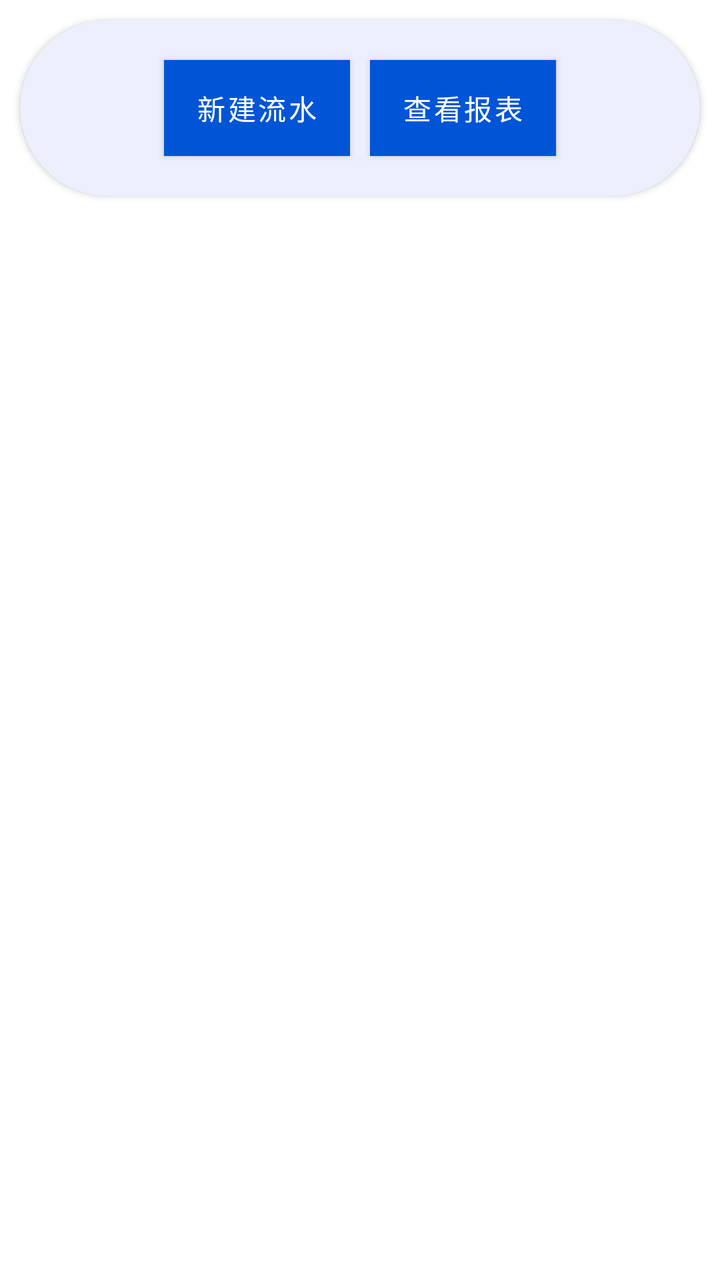
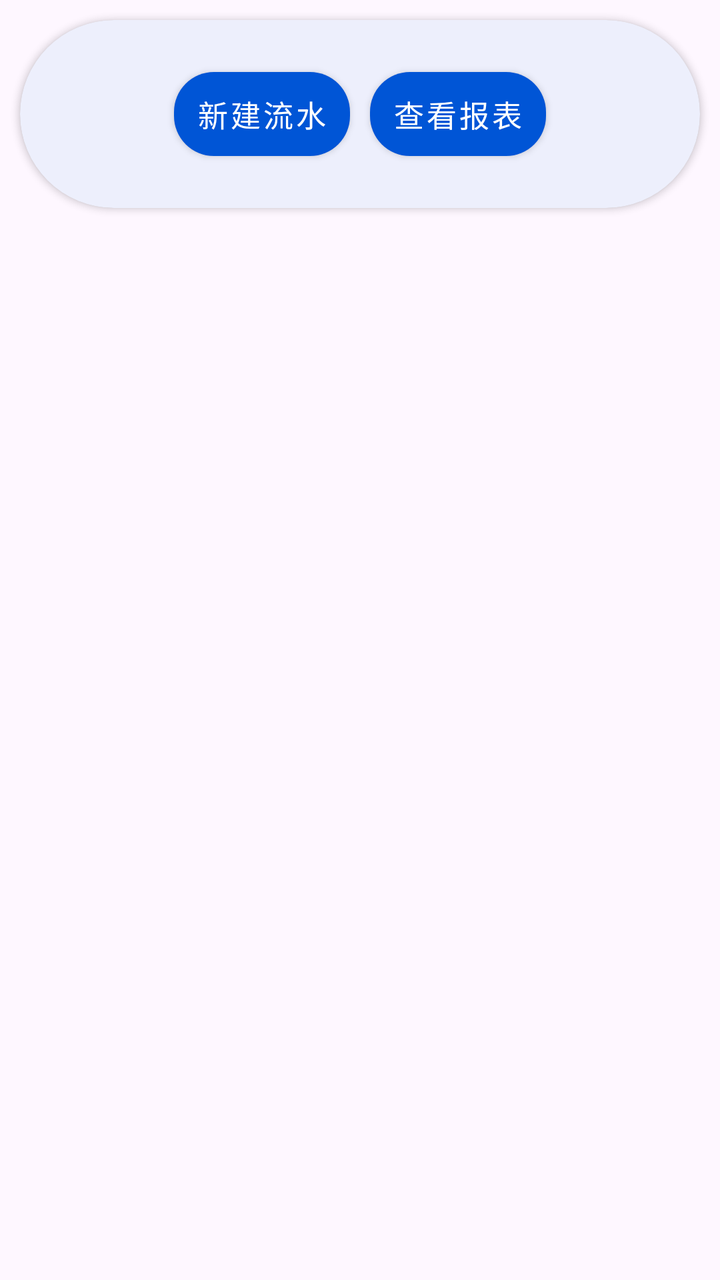

The first picture is an Android layout as it rendered before a commit; the second is the same layout after the commit. The layout source and the unified diff follow.
<!-- AndroidManifest.xml: application theme Theme.ProjectManager -->
<!-- res/layout/fragment_bookkeeping.xml -->
<?xml version="1.0" encoding="utf-8"?>
<androidx.constraintlayout.widget.ConstraintLayout xmlns:android="http://schemas.android.com/apk/res/android"
    xmlns:app="http://schemas.android.com/apk/res-auto"
    xmlns:tools="http://schemas.android.com/tools"
    android:id="@+id/bookkeeping_fragment"
    android:layout_width="match_parent"
    android:layout_height="match_parent"
    tools:context=".ui.bookkeeping.BookKeepingFragment">

    
    <androidx.cardview.widget.CardView
        android:id="@+id/btn_card_view"
        style="@style/CardStyle"
        android:layout_width="match_parent"
        android:layout_height="wrap_content"
        app:layout_constraintTop_toTopOf="parent">

        <LinearLayout
            android:layout_width="match_parent"
            android:layout_height="wrap_content"
            android:gravity="center"
            android:orientation="horizontal"
            android:padding="15dp">

            <android.widget.Button
                android:id="@+id/flow_btn"
                style="@style/BtnStyle"
                android:layout_width="wrap_content"
                android:layout_height="wrap_content"
                android:text="新建流水" />

            <android.widget.Button
                android:id="@+id/report_btn"
                style="@style/BtnStyle"
                android:layout_width="wrap_content"
                android:layout_height="wrap_content"
                android:text="查看报表" />
        </LinearLayout>
    </androidx.cardview.widget.CardView>

    
    <ListView
        android:id="@+id/flow_list"
        android:layout_width="match_parent"
        android:layout_height="wrap_content"
        app:layout_constraintTop_toBottomOf="@+id/btn_card_view" />

</androidx.constraintlayout.widget.ConstraintLayout>
<!-- resources referenced by this layout -->
<resources>
  <style name="BtnStyle" parent="Widget.MaterialComponents.Button">
          <item name="android:background">@color/theme_blue</item>
          <item name="android:textColor">@color/white</item>
          <item name="cornerRadius">20dp</item>
          <item name="android:layout_margin">5dp</item>
      </style>
  <style name="CardStyle">
          <item name="cardBackgroundColor">@color/card_background</item>
          <item name="cardCornerRadius">50dp</item>
          <item name="android:layout_margin">10dp</item>
      </style>
  <style name="Theme.ProjectManager" parent="Theme.MaterialComponents.DayNight.NoActionBar">
          
          <item name="colorPrimary">@color/purple_500</item>
          <item name="colorPrimaryVariant">@color/purple_700</item>
          <item name="colorOnPrimary">@color/white</item>
          
          <item name="colorSecondary">@color/teal_200</item>
          <item name="colorSecondaryVariant">@color/teal_700</item>
          <item name="colorOnSecondary">@color/black</item>
          
          <item name="android:statusBarColor">?attr/colorPrimaryVariant</item>
          
          <item name="toolbarStyle">@style/ToolBarStyle</item>
      </style>
  <color name="theme_blue">#0055d6</color>
  <color name="white">#FFFFFFFF</color>
  <color name="card_background">#edeffc</color>
  <color name="purple_500">#FF6200EE</color>
  <color name="purple_700">#FF3700B3</color>
  <color name="teal_200">#FF03DAC5</color>
  <color name="teal_700">#FF018786</color>
  <color name="black">#FF000000</color>
  <style name="ToolBarStyle">
          <item name="android:background">@color/toolbar_background</item>
          <item name="contentInsetStart">10dp</item>
          <item name="titleTextAppearance">@style/TitleStyle</item>
      </style>
  <color name="toolbar_background">#ebedfa</color>
  <style name="TitleStyle">
          <item name="android:textSize">23sp</item>
          <item name="android:textColor">@color/black</item>
      </style>
</resources>

<!-- the commit's change to res/layout/fragment_bookkeeping.xml (unified diff, before → after) -->
@@ -22,14 +22,14 @@
             android:orientation="horizontal"
             android:padding="15dp">
 
-            <android.widget.Button
+            <com.google.android.material.button.MaterialButton
                 android:id="@+id/flow_btn"
                 style="@style/BtnStyle"
                 android:layout_width="wrap_content"
                 android:layout_height="wrap_content"
                 android:text="新建流水" />
 
-            <android.widget.Button
+            <com.google.android.material.button.MaterialButton
                 android:id="@+id/report_btn"
                 style="@style/BtnStyle"
                 android:layout_width="wrap_content"
@@ -43,6 +43,7 @@
         android:id="@+id/flow_list"
         android:layout_width="match_parent"
         android:layout_height="wrap_content"
+        android:layout_marginTop="10dp"
         app:layout_constraintTop_toBottomOf="@+id/btn_card_view" />
 
 </androidx.constraintlayout.widget.ConstraintLayout>
<!-- resource entries referenced after the edit -->
@@ -1,17 +1,19 @@
 <!-- resources referenced by this layout -->
 <resources>
   <style name="BtnStyle" parent="Widget.MaterialComponents.Button">
-          <item name="android:background">@color/theme_blue</item>
+          <item name="backgroundTint">@color/theme_blue</item>
           <item name="android:textColor">@color/white</item>
+          <item name="android:textSize">15sp</item>
           <item name="cornerRadius">20dp</item>
           <item name="android:layout_margin">5dp</item>
+          <item name="android:padding">10dp</item>
       </style>
   <style name="CardStyle">
           <item name="cardBackgroundColor">@color/card_background</item>
           <item name="cardCornerRadius">50dp</item>
           <item name="android:layout_margin">10dp</item>
       </style>
-  <style name="Theme.ProjectManager" parent="Theme.MaterialComponents.DayNight.NoActionBar">
+  <style name="Theme.ProjectManager" parent="Theme.Material3.DayNight.NoActionBar">
           
           <item name="colorPrimary">@color/purple_500</item>
           <item name="colorPrimaryVariant">@color/purple_700</item>
